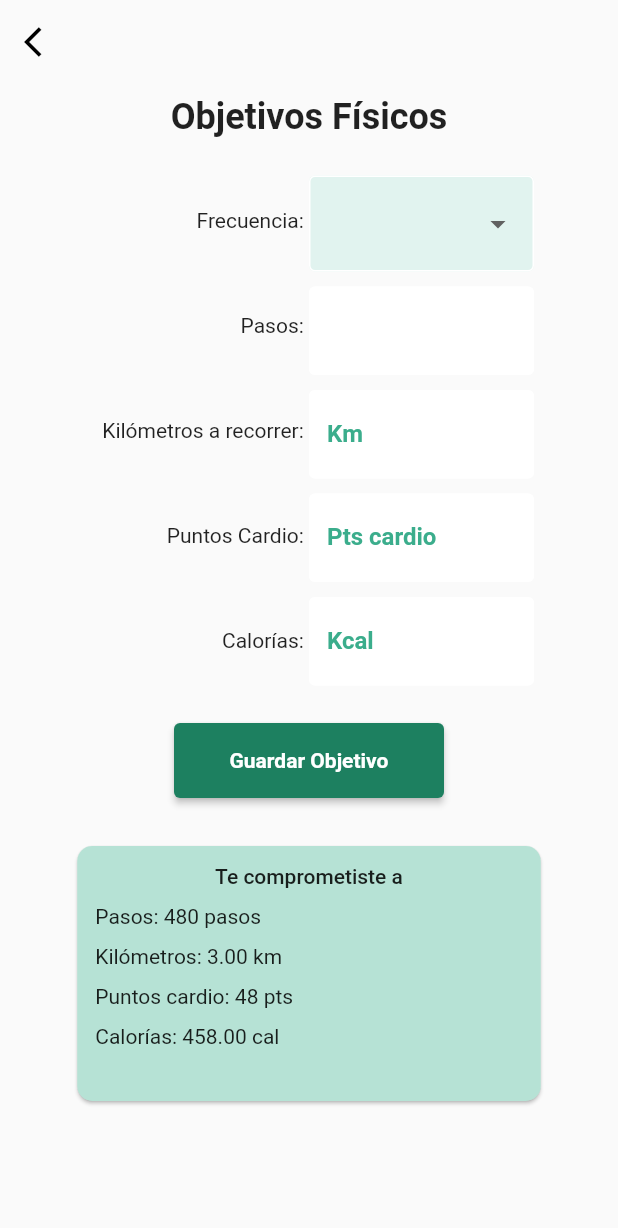
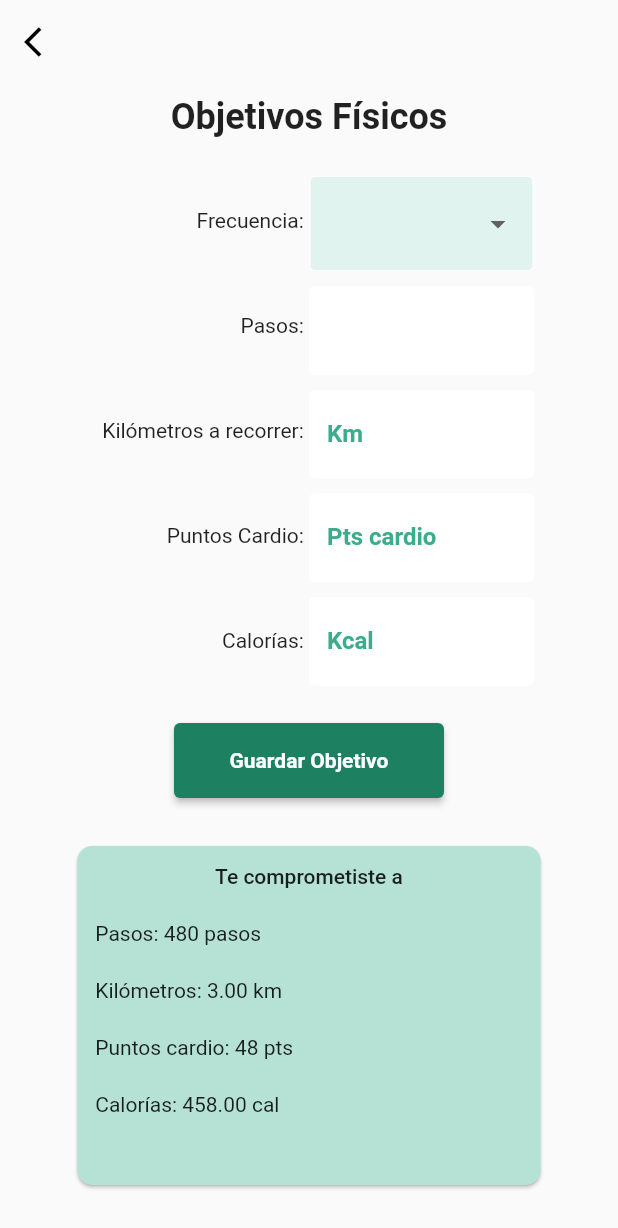
Before and after one commit to PRY20220274/FitAndHealthy_mobile, a Flutter app: the PhysicalGoalsCreate screen opened directly, on a phone screen of 412 x 824 dp. Shown: the top 1228 px of the screen. Run offline on Flutter 3.47's test engine with Material 2 defaults, Android fonts, the phone set to English and light mode, and no system bars; our stand-ins replace dio, shared_preferences; accounts and stored records are empty.

Commit message:
fix viewport listview

```diff
--- a/lib/ui/goals/widgets/goal_item_card_widget.dart
+++ b/lib/ui/goals/widgets/goal_item_card_widget.dart
@@ -37,7 +37,10 @@ class GoalItemCardWidget extends StatelessWidget {
   Widget build(BuildContext context) {
     final Size size = MediaQuery.of(context).size;
 
-    return Card(
+    return SizedBox(
+      width: size.width * 0.75,
+      height: 250,
+      child: Card(
         margin: const EdgeInsets.symmetric(vertical: 12),
         color: typeGoal == TypeGoal.physical
             ? ComplementPalette.green.shade100
@@ -45,9 +48,6 @@ class GoalItemCardWidget extends StatelessWidget {
         shape: const RoundedRectangleBorder(
           borderRadius: BorderRadius.all(Radius.circular(10)),
         ),
-      child: SizedBox(
-        height: 170,
-        width: size.width * 0.75,
         child: Padding(
           padding: const EdgeInsets.all(12),
           child: typeGoal == TypeGoal.physical
```
Also changed, not shown: lib/ui/goals/goals_list_page.dart (+7 -37 lines). Lines whose indentation alone changed are shown as unchanged.
